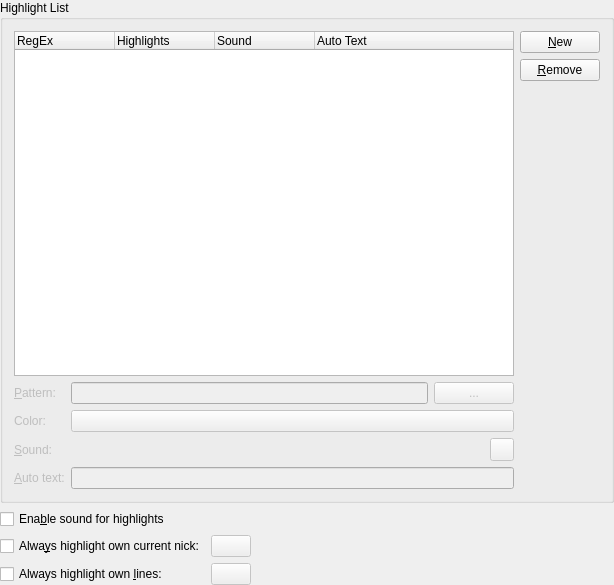
netrunner-debian-kde-extras/konversation, file src/config/highlight_configui.ui: the form before one commit.
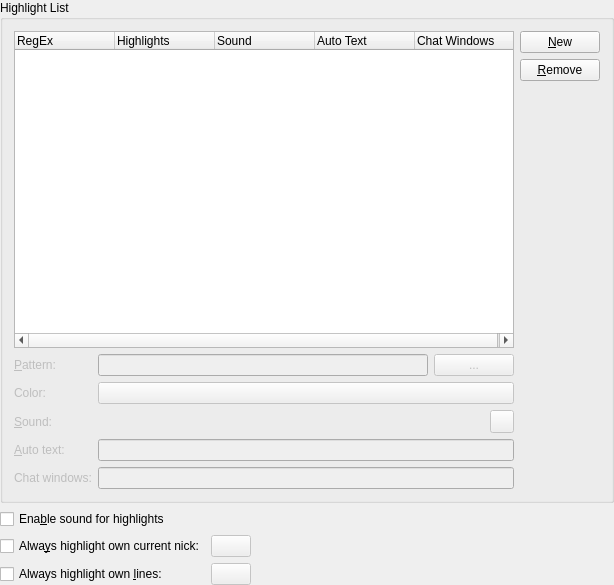
The form after the commit. Custom widgets are drawn as their Qt base class.

The edit to the form file:
```diff
--- a/src/config/highlight_configui.ui
+++ b/src/config/highlight_configui.ui
@@ -146,6 +146,11 @@
           <string>Auto Text</string>
          </property>
         </column>
+        <column>
+         <property name="text">
+          <string>Chat Windows</string>
+         </property>
+        </column>
        </widget>
       </item>
       <item row="0" column="1">
@@ -352,6 +357,42 @@
           </property>
          </widget>
         </item>
+        <item row="4" column="0">
+         <widget class="QLabel" name="chatWindowsLabel">
+          <property name="enabled">
+           <bool>false</bool>
+          </property>
+          <property name="text">
+           <string>Chat windows:</string>
+          </property>
+          <property name="wordWrap">
+           <bool>false</bool>
+          </property>
+          <property name="buddy">
+           <cstring>chatWindowsInput</cstring>
+          </property>
+         </widget>
+        </item>
+        <item row="4" column="1">
+         <layout class="QHBoxLayout" name="chatWindowsLayout">
+          <item>
+           <widget class="KLineEdit" name="chatWindowsInput">
+            <property name="enabled">
+             <bool>false</bool>
+            </property>
+            <property name="sizePolicy">
+             <sizepolicy hsizetype="Expanding" vsizetype="Fixed">
+              <horstretch>1</horstretch>
+              <verstretch>0</verstretch>
+             </sizepolicy>
+            </property>
+            <property name="whatsThis">
+             <string>This highlight will only be searched for in chat windows listed here by name, or in all chat windows if the field is left empty. Multiple names have to be separated by commas.</string>
+            </property>
+           </widget>
+          </item>
+         </layout>
+        </item>
        </layout>
       </item>
      </layout>
```
Left out of the diff: 1 changed line with no effect on the pictures.
